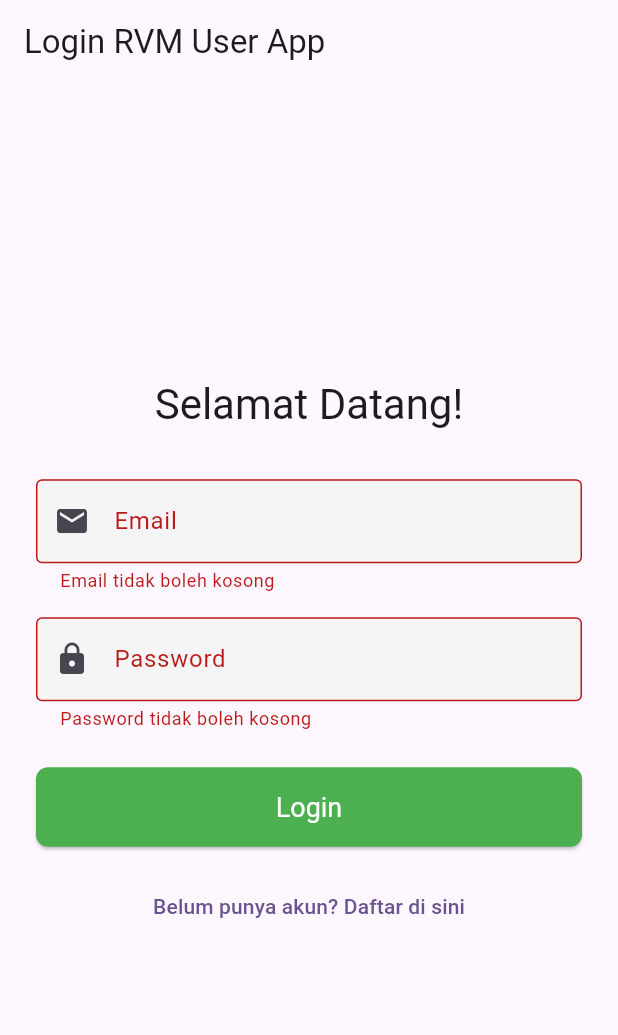
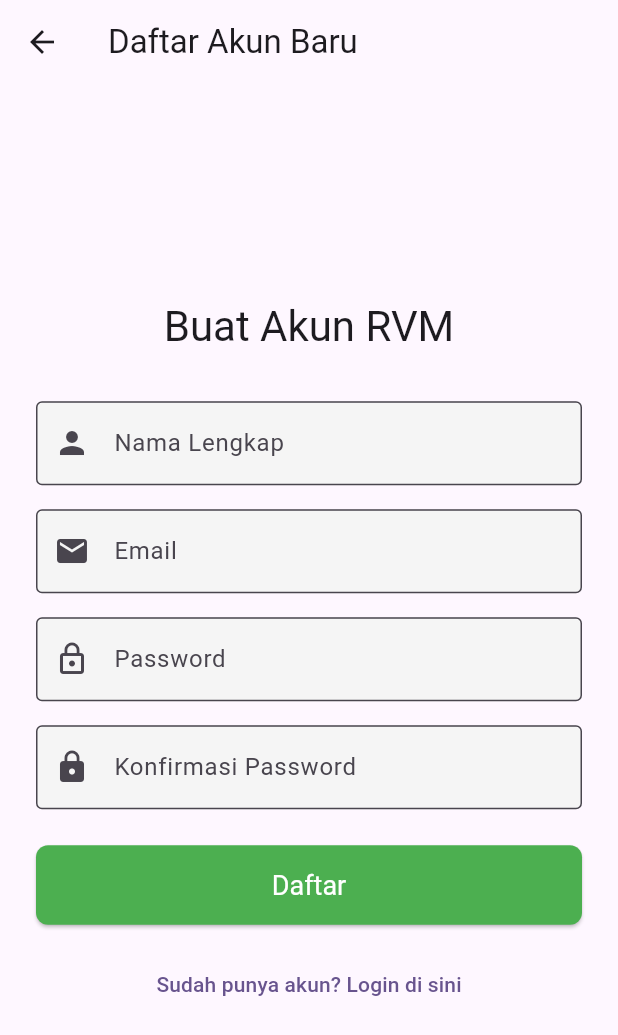
Before and after one commit to vnot01/myrvm_user_app, a Flutter app: the screen it shows after launch, after a tap on "Login", after a tap on "Belum punya akun? Daftar di sini", on a phone screen of 412 x 824 dp. Shown: the top 1035 px of the screen. Run offline on Flutter 3.47's test engine with Material 3 defaults, Android fonts, the phone set to English and light mode, and no system bars.

Commit message:
Implementasi LoginScreen & RegistrationScreen, Navigasi Dasar

```diff
--- a/lib/main.dart
+++ b/lib/main.dart
@@ -1,5 +1,7 @@
 import 'package:flutter/material.dart';
 import 'screens/auth/login_screen.dart'; // Import LoginScreen
+import 'screens/auth/registration_screen.dart'; // Import RegistrationScreen
+import 'screens/home_screen.dart'; // Import HomeScreen
 
 void main() {
   runApp(const MyApp());
@@ -51,11 +53,11 @@ class MyApp extends StatelessWidget {
       // Ganti home menjadi LoginScreen
       home: const LoginScreen(),
       // TODO: Setup routes untuk navigasi yang lebih baik nanti
-      // routes: {
-      //   '/login': (context) => const LoginScreen(),
-      //   '/register': (context) => const RegistrationScreen(),
-      //   '/home': (context) => const HomeScreen(),
-      // },
+      routes: {
+        '/login': (context) => const LoginScreen(),
+        '/register': (context) => const RegistrationScreen(),
+        '/home': (context) => const HomeScreen(),
+      },
       // initialRoute: '/login', // Jika menggunakan routes
     );
   }
--- a/lib/screens/auth/login_screen.dart
+++ b/lib/screens/auth/login_screen.dart
@@ -1,8 +1,8 @@
 // lib/screens/auth/login_screen.dart
 import 'package:flutter/material.dart';
 import '../../services/auth_service.dart';
-// import '../home_screen.dart'; // Nanti untuk navigasi setelah login
-// import 'registration_screen.dart'; // Nanti untuk navigasi ke registrasi
+import '../home_screen.dart'; // Nanti untuk navigasi setelah login
+import 'registration_screen.dart'; // Nanti untuk navigasi ke registrasi
 
 class LoginScreen extends StatefulWidget {
   const LoginScreen({super.key});
@@ -43,26 +43,28 @@ class _LoginScreenState extends State<LoginScreen> {
         // TODO: Navigasi ke HomeScreen
         final token = result['data']['access_token'];
         final userName = result['data']['user']['name'];
-        print('Login Berhasil! Token: $token, User: $userName'); // Untuk debug
+        debugPrint('Login Berhasil! Token: $token, User: $userName');
+        // print('Login Berhasil! Token: $token, User: $userName'); // Untuk debug
 
         // Contoh navigasi sederhana (ganti dengan navigasi yang benar nanti)
         ScaffoldMessenger.of(context).showSnackBar(
           SnackBar(content: Text('Login Berhasil! Halo $userName')),
         );
-        // Navigator.of(context).pushReplacement(
-        //   MaterialPageRoute(builder: (context) => const HomeScreen()),
-        // );
+        Navigator.of(context).pushReplacement(
+          MaterialPageRoute(builder: (context) => const HomeScreen()),
+        );
       } else {
         // Login gagal
         setState(() {
           _errorMessage = result['message'] ?? 'Terjadi kesalahan saat login.';
           // Jika ada errors spesifik per field dari backend:
-          // final errors = result['errors'];
-          // if (errors != null && errors['email'] != null) {
-          //   _errorMessage = errors['email'][0];
-          // } else if (errors != null && errors['password'] != null) {
-          //   _errorMessage = errors['password'][0];
-          // }
+          final errors = result['errors'];
+          if (errors != null && errors['email'] != null) {
+            _errorMessage = errors['email'][0];
+          } else if (errors != null && errors['password'] != null) {
+            _errorMessage = errors['password'][0];
+          }
+          debugPrint(result['message'] ?? 'Terjadi kesalahan saat login.');
         });
       }
     }
@@ -105,9 +107,11 @@ class _LoginScreenState extends State<LoginScreen> {
                   keyboardType: TextInputType.emailAddress,
                   validator: (value) {
                     if (value == null || value.isEmpty) {
+                      debugPrint('Email tidak boleh kosong');
                       return 'Email tidak boleh kosong';
                     }
                     if (!value.contains('@')) {
+                      debugPrint('Masukkan email yang valid');
                       return 'Masukkan email yang valid';
                     }
                     return null;
@@ -124,9 +128,11 @@ class _LoginScreenState extends State<LoginScreen> {
                   obscureText: true, // Sembunyikan teks password
                   validator: (value) {
                     if (value == null || value.isEmpty) {
+                      debugPrint('Password tidak boleh kosong');
                       return 'Password tidak boleh kosong';
                     }
                     if (value.length < 8) {
+                      debugPrint('Password minimal 8 karakter');
                       return 'Password minimal 8 karakter';
                     }
                     return null;
@@ -156,10 +162,14 @@ class _LoginScreenState extends State<LoginScreen> {
                 TextButton(
                   onPressed: () {
                     // TODO: Navigasi ke RegistrationScreen
-                    print('Navigasi ke halaman registrasi...');
-                    // Navigator.of(context).push(
-                    //   MaterialPageRoute(builder: (context) => const RegistrationScreen()),
-                    // );
+                    debugPrint('Navigasi ke halaman registrasi...');
+                    // print('Navigasi ke halaman registrasi...');
+                    // Gunakan push untuk membuka RegistrationScreen di atas LoginScreen
+                    Navigator.of(context).push(
+                      MaterialPageRoute(
+                        builder: (context) => const RegistrationScreen(),
+                      ),
+                    );
                   },
                   child: const Text('Belum punya akun? Daftar di sini'),
                 ),
--- a/lib/screens/auth/registration_screen.dart
+++ b/lib/screens/auth/registration_screen.dart
@@ -0,0 +1,244 @@
+// lib/screens/auth/registration_screen.dart
+import 'package:flutter/material.dart';
+import '../../services/auth_service.dart';
+import '../home_screen.dart'; // Untuk navigasi setelah registrasi sukses
+// LoginScreen tidak perlu diimport jika kita hanya pop, tapi bisa juga untuk pushReplacement
+// import 'login_screen.dart';
+
+class RegistrationScreen extends StatefulWidget {
+  const RegistrationScreen({super.key});
+
+  @override
+  State<RegistrationScreen> createState() => _RegistrationScreenState();
+}
+
+class _RegistrationScreenState extends State<RegistrationScreen> {
+  final _formKey = GlobalKey<FormState>();
+  final TextEditingController _nameController = TextEditingController();
+  final TextEditingController _emailController = TextEditingController();
+  final TextEditingController _passwordController = TextEditingController();
+  final TextEditingController _confirmPasswordController =
+      TextEditingController();
+  final AuthService _authService = AuthService();
+
+  bool _isLoading = false;
+  String? _errorMessage;
+
+  Future<void> _registerUser() async {
+    if (_formKey.currentState!.validate()) {
+      if (_passwordController.text != _confirmPasswordController.text) {
+        setState(() {
+          _errorMessage = 'Password dan konfirmasi password tidak cocok.';
+        });
+        return;
+      }
+
+      setState(() {
+        _isLoading = true;
+        _errorMessage = null;
+      });
+
+      final result = await _authService.register(
+        name: _nameController.text.trim(),
+        email: _emailController.text.trim(),
+        password: _passwordController.text.trim(),
+        passwordConfirmation: _confirmPasswordController.text.trim(),
+      );
+
+      setState(() {
+        _isLoading = false;
+      });
+
+      if (mounted) {
+        // Pastikan widget masih ada di tree
+        if (result['success']) {
+          // Registrasi berhasil
+          final token = result['data']['access_token'];
+          final userName = result['data']['user']['name'];
+          debugPrint('Registrasi Berhasil! Token: $token, User: $userName');
+          // print('Registrasi Berhasil! Token: $token, User: $userName');
+
+          ScaffoldMessenger.of(context).showSnackBar(
+            SnackBar(
+              content: Text('Registrasi Berhasil! Selamat datang $userName'),
+            ),
+          );
+          Navigator.of(context).pushReplacement(
+            MaterialPageRoute(builder: (context) => const HomeScreen()),
+          );
+        } else {
+          // Registrasi gagal
+          String errorMsg =
+              result['message'] ?? 'Terjadi kesalahan saat registrasi.';
+          final errors = result['errors'];
+          if (errors != null) {
+            if (errors['name'] != null) {
+              errorMsg += '\nNama: ${errors['name'][0]}';
+            }
+            if (errors['email'] != null) {
+              errorMsg += '\nEmail: ${errors['email'][0]}';
+            }
+            if (errors['password'] != null) {
+              errorMsg += '\nPassword: ${errors['password'][0]}';
+            }
+          }
+          setState(() {
+            _errorMessage = errorMsg;
+          });
+        }
+      }
+    }
+  }
+
+  @override
+  void dispose() {
+    _nameController.dispose();
+    _emailController.dispose();
+    _passwordController.dispose();
+    _confirmPasswordController.dispose();
+    super.dispose();
+  }
+
+  @override
+  Widget build(BuildContext context) {
+    return Scaffold(
+      appBar: AppBar(
+        title: const Text('Daftar Akun Baru'),
+        // Tombol kembali akan muncul otomatis jika layar ini di-push
+      ),
+      body: Center(
+        child: SingleChildScrollView(
+          padding: const EdgeInsets.all(24.0),
+          child: Form(
+            key: _formKey,
+            child: Column(
+              mainAxisAlignment: MainAxisAlignment.center,
+              crossAxisAlignment: CrossAxisAlignment.stretch,
+              children: <Widget>[
+                Text(
+                  'Buat Akun RVM',
+                  style: Theme.of(context).textTheme.headlineMedium,
+                  textAlign: TextAlign.center,
+                ),
+                const SizedBox(height: 32.0),
+                TextFormField(
+                  controller: _nameController,
+                  decoration: const InputDecoration(
+                    labelText: 'Nama Lengkap',
+                    border: OutlineInputBorder(),
+                    prefixIcon: Icon(Icons.person),
+                  ),
+                  validator: (value) {
+                    if (value == null || value.isEmpty) {
+                      debugPrint('Nama tidak boleh kosong');
+                      return 'Nama tidak boleh kosong';
+                    }
+                    return null;
+                  },
+                ),
+                const SizedBox(height: 16.0),
+                TextFormField(
+                  controller: _emailController,
+                  decoration: const InputDecoration(
+                    labelText: 'Email',
+                    border: OutlineInputBorder(),
+                    prefixIcon: Icon(Icons.email),
+                  ),
+                  keyboardType: TextInputType.emailAddress,
+                  validator: (value) {
+                    if (value == null || value.isEmpty) {
+                      debugPrint('Email tidak boleh kosong');
+                      return 'Email tidak boleh kosong';
+                    }
+                    if (!value.contains('@')) {
+                      debugPrint('Masukkan email yang valid');
+                      return 'Masukkan email yang valid';
+                    }
+                    return null;
+                  },
+                ),
+                const SizedBox(height: 16.0),
+                TextFormField(
+                  controller: _passwordController,
+                  decoration: const InputDecoration(
+                    labelText: 'Password',
+                    border: OutlineInputBorder(),
+                    prefixIcon: Icon(Icons.lock_outline),
+                  ),
+                  obscureText: true,
+                  validator: (value) {
+                    if (value == null || value.isEmpty) {
+                      debugPrint('Password tidak boleh kosong');
+                      return 'Password tidak boleh kosong';
+                    }
+                    if (value.length < 8) {
+                      debugPrint('Password minimal 8 karakter');
+                      return 'Password minimal 8 karakter';
+                    }
+                    return null;
+                  },
+                ),
+                const SizedBox(height: 16.0),
+                TextFormField(
+                  controller: _confirmPasswordController,
+                  decoration: const InputDecoration(
+                    labelText: 'Konfirmasi Password',
+                    border: OutlineInputBorder(),
+                    prefixIcon: Icon(Icons.lock),
+                  ),
+                  obscureText: true,
+                  validator: (value) {
+                    if (value == null || value.isEmpty) {
+                      return 'Konfirmasi password tidak boleh kosong';
+                    }
+                    if (value != _passwordController.text) {
+                      return 'Password tidak cocok';
+                    }
+                    return null;
+                  },
+                ),
+                const SizedBox(height: 24.0),
+                if (_errorMessage != null)
+                  Padding(
+                    padding: const EdgeInsets.only(bottom: 10.0),
+                    child: Text(
+                      _errorMessage!,
+                      style: const TextStyle(color: Colors.red, fontSize: 14),
+                      textAlign: TextAlign.center,
+                    ),
+                  ),
+                _isLoading
+                    ? const Center(child: CircularProgressIndicator())
+                    : ElevatedButton(
+                      style: ElevatedButton.styleFrom(
+                        padding: const EdgeInsets.symmetric(vertical: 16.0),
+                        textStyle: const TextStyle(fontSize: 18),
+                      ),
+                      onPressed: _registerUser,
+                      child: const Text('Daftar'),
+                    ),
+                const SizedBox(height: 16.0),
+                TextButton(
+                  onPressed: () {
+                    // Kembali ke halaman Login
+                    // Jika RegistrationScreen di-push dari LoginScreen, kita bisa pop
+                    if (Navigator.of(context).canPop()) {
+                      Navigator.of(context).pop();
+                    } else {
+                      // Jika tidak (misalnya, ini halaman awal), ganti dengan LoginScreen
+                      // Ini seharusnya tidak terjadi jika alur normal dari LoginScreen
+                      // Navigator.of(context).pushReplacement(
+                      //   MaterialPageRoute(builder: (context) => const LoginScreen()),
+                      // );
+                    }
+                  },
+                  child: const Text('Sudah punya akun? Login di sini'),
+                ),
+              ],
+            ),
+          ),
+        ),
+      ),
+    );
+  }
+}
```
Also changed, not shown: lib/screens/home_screen.dart (+22 -0 lines).
